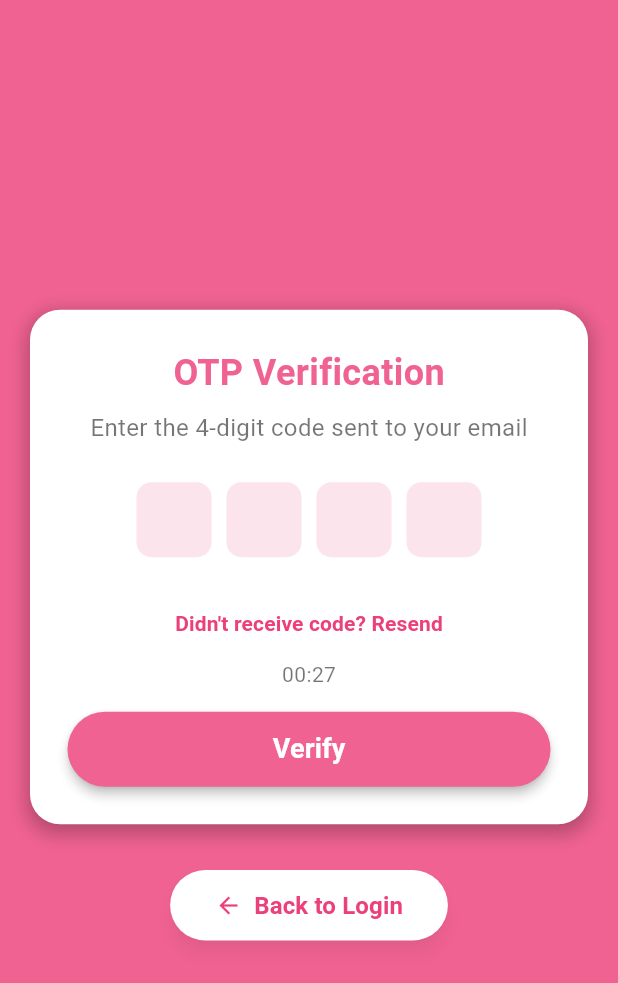
After one commit to PrabinXOZ/Women-Security-App, a Flutter app: the OtpVerificationScreen screen opened by its route, after a tap on "Verify", on a phone screen of 412 x 824 dp. The commit adds this screen. Shown: the top 983 px of the screen. Run offline on Flutter 3.47's test engine with Material 3 defaults, Android fonts, the phone set to English and light mode, and no system bars.

Commit message:
otp done

```diff
--- a/lib/main.dart
+++ b/lib/main.dart
@@ -2,6 +2,7 @@ import 'package:flutter/material.dart';
 import 'screens/welcome_screen.dart';
 import 'screens/register_screen.dart';
 import 'screens/login_screen.dart';
+import 'screens/otp_verification_screen.dart';
 
 void main() {
   runApp(MyApp());
@@ -12,11 +13,16 @@ class MyApp extends StatelessWidget {
   Widget build(BuildContext context) {
     return MaterialApp(
       debugShowCheckedModeBanner: false,
+      theme: ThemeData(
+        primarySwatch: Colors.pink,
+        scaffoldBackgroundColor: Colors.pink.shade300,
+      ),
       initialRoute: '/',
       routes: {
         '/': (context) => WelcomeScreen(),
         '/register': (context) => RegisterScreen(),
         '/login': (context) => LoginScreen(),
+        '/otp': (context) => OtpVerificationScreen(),
       },
     );
   }
--- /dev/null
+++ b/lib/screens/otp_verification_screen.dart
@@ -0,0 +1,247 @@
+import 'package:flutter/material.dart';
+
+class OtpVerificationScreen extends StatefulWidget {
+  @override
+  _OtpVerificationScreenState createState() => _OtpVerificationScreenState();
+}
+
+class _OtpVerificationScreenState extends State<OtpVerificationScreen> {
+  List<TextEditingController> _otpControllers = List.generate(4, (index) => TextEditingController());
+  List<FocusNode> _focusNodes = List.generate(4, (index) => FocusNode());
+  int _timer = 30;
+  bool _isResendActive = false;
+
+  @override
+  void initState() {
+    super.initState();
+    _startTimer();
+    for (int i = 0; i < _focusNodes.length; i++) {
+      _focusNodes[i].addListener(() {
+        if (_focusNodes[i].hasFocus) {
+          _otpControllers[i].selection = TextSelection(
+            baseOffset: 0,
+            extentOffset: _otpControllers[i].text.length,
+          );
+        }
+      });
+    }
+  }
+
+  @override
+  void dispose() {
+    for (var controller in _otpControllers) {
+      controller.dispose();
+    }
+    for (var node in _focusNodes) {
+      node.dispose();
+    }
+    super.dispose();
+  }
+
+  void _startTimer() {
+    Future.delayed(Duration(seconds: 1), () {
+      if (_timer > 0) {
+        setState(() {
+          _timer--;
+        });
+        _startTimer();
+      } else {
+        setState(() {
+          _isResendActive = true;
+        });
+      }
+    });
+  }
+
+  void _handleOtpInput(String value, int index) {
+    if (value.length == 1 && index < 3) {
+      _focusNodes[index].unfocus();
+      FocusScope.of(context).requestFocus(_focusNodes[index + 1]);
+    } else if (value.isEmpty && index > 0) {
+      _focusNodes[index].unfocus();
+      FocusScope.of(context).requestFocus(_focusNodes[index - 1]);
+    }
+  }
+
+  @override
+  Widget build(BuildContext context) {
+    return Scaffold(
+      backgroundColor: Colors.pink.shade300,
+      body: SafeArea(
+        child: Center(
+          child: SingleChildScrollView(
+            child: Padding(
+              padding: EdgeInsets.symmetric(horizontal: 20),
+              child: Column(
+                mainAxisAlignment: MainAxisAlignment.center,
+                children: [
+                  SizedBox(height: 30),
+
+                  // OTP Content
+                  Container(
+                    padding: EdgeInsets.all(25),
+                    decoration: BoxDecoration(
+                      color: Colors.white,
+                      borderRadius: BorderRadius.circular(20),
+                      boxShadow: [
+                        BoxShadow(
+                          color: Colors.black26,
+                          blurRadius: 10,
+                          spreadRadius: 2,
+                          offset: Offset(0, 4),
+                        ),
+                      ],
+                    ),
+                    child: Column(
+                      children: [
+                        Text(
+                          "OTP Verification",
+                          style: TextStyle(
+                            fontSize: 24,
+                            fontWeight: FontWeight.bold,
+                            color: Colors.pink.shade300,
+                          ),
+                        ),
+                        SizedBox(height: 8),
+                        Text(
+                          "Enter the 4-digit code sent to your email",
+                          style: TextStyle(
+                            fontSize: 16,
+                            color: Colors.black54,
+                          ),
+                        ),
+                        SizedBox(height: 25),
+
+                        // OTP Input Fields
+                        Row(
+                          mainAxisAlignment: MainAxisAlignment.center,
+                          children: List.generate(4, (index) {
+                            return GestureDetector(
+                              onTap: () {
+                                FocusScope.of(context).requestFocus(_focusNodes[index]);
+                              },
+                              child: Container(
+                                width: 50,
+                                height: 50,
+                                margin: EdgeInsets.symmetric(horizontal: 5),
+                                decoration: BoxDecoration(
+                                  color: Colors.pink.shade50,
+                                  borderRadius: BorderRadius.circular(10),
+                                ),
+                                child: TextField(
+                                  controller: _otpControllers[index],
+                                  focusNode: _focusNodes[index],
+                                  textAlign: TextAlign.center,
+                                  style: TextStyle(
+                                    fontSize: 20,
+                                    fontWeight: FontWeight.bold,
+                                    color: Colors.pink.shade800,
+                                  ),
+                                  keyboardType: TextInputType.number,
+                                  maxLength: 1,
+                                  onChanged: (value) => _handleOtpInput(value, index),
+                                  decoration: InputDecoration(
+                                    counterText: "",
+                                    border: InputBorder.none,
+                                    contentPadding: EdgeInsets.zero,
+                                  ),
+                                ),
+                              ),
+                            );
+                          }),
+                        ),
+                        SizedBox(height: 20),
+
+                        // Resend Code
+                        TextButton(
+                          onPressed: _isResendActive
+                              ? () {
+                                  setState(() {
+                                    _timer = 30;
+                                    _isResendActive = false;
+                                  });
+                                  _startTimer();
+                                }
+                              : null,
+                          child: Text(
+                            "Didn't receive code? Resend",
+                            style: TextStyle(
+                              fontSize: 14,
+                              color: Colors.pink.shade400,
+                              fontWeight: FontWeight.bold,
+                            ),
+                          ),
+                        ),
+                        Text(
+                          _isResendActive ? "" : "00:${_timer.toString().padLeft(2, '0')}",
+                          style: TextStyle(color: Colors.black54, fontSize: 14),
+                        ),
+                        SizedBox(height: 15),
+
+                        // Verify Button
+                        ElevatedButton(
+                          style: ElevatedButton.styleFrom(
+                            backgroundColor: Colors.pink.shade300,
+                            minimumSize: Size(double.infinity, 50),
+                            shape: RoundedRectangleBorder(
+                              borderRadius: BorderRadius.circular(30),
+                            ),
+                            elevation: 3,
+                          ),
+                          onPressed: () {
+                            String otp = _otpControllers.map((c) => c.text).join();
+                            if (otp.length == 4) {
+                              print("OTP Verified: $otp");
+                            }
+                          },
+                          child: Text(
+                            'Verify',
+                            style: TextStyle(
+                              fontSize: 18,
+                              color: Colors.white,
+                              fontWeight: FontWeight.bold,
+                            ),
+                          ),
+                        ),
+                      ],
+                    ),
+                  ),
+                  SizedBox(height: 30),
+
+                  // 🟢 Stylish Back Button (matching login screen)
+                  ElevatedButton.icon(
+                    style: ElevatedButton.styleFrom(
+                      backgroundColor: Colors.white,
+                      foregroundColor: Colors.pink.shade400,
+                      padding: EdgeInsets.symmetric(horizontal: 30, vertical: 12),
+                      shape: RoundedRectangleBorder(
+                        borderRadius: BorderRadius.circular(30),
+                      ),
+                      shadowColor: Colors.black26,
+                      elevation: 5,
+                    ),
+                    icon: Icon(Icons.arrow_back),
+                    label: Text(
+                      "Back to Login",
+                      style: TextStyle(
+                        fontSize: 16,
+                        fontWeight: FontWeight.bold
+                      ),
+                    ),
+                    onPressed: () {
+                      Navigator.pop(context);
+                    },
+                  ),
+                  SizedBox(height: 20),
+                ],
+              ),
+            ),
+          ),
+        ),
+      ),
+    );
+  }
+}
+// THis is temporary to check if the code runs or not  use this in terminal
+//"flutter run -t lib/screens/otp_verification_screen.dart"
+void main() => runApp(MaterialApp(home: OtpVerificationScreen()));
```
